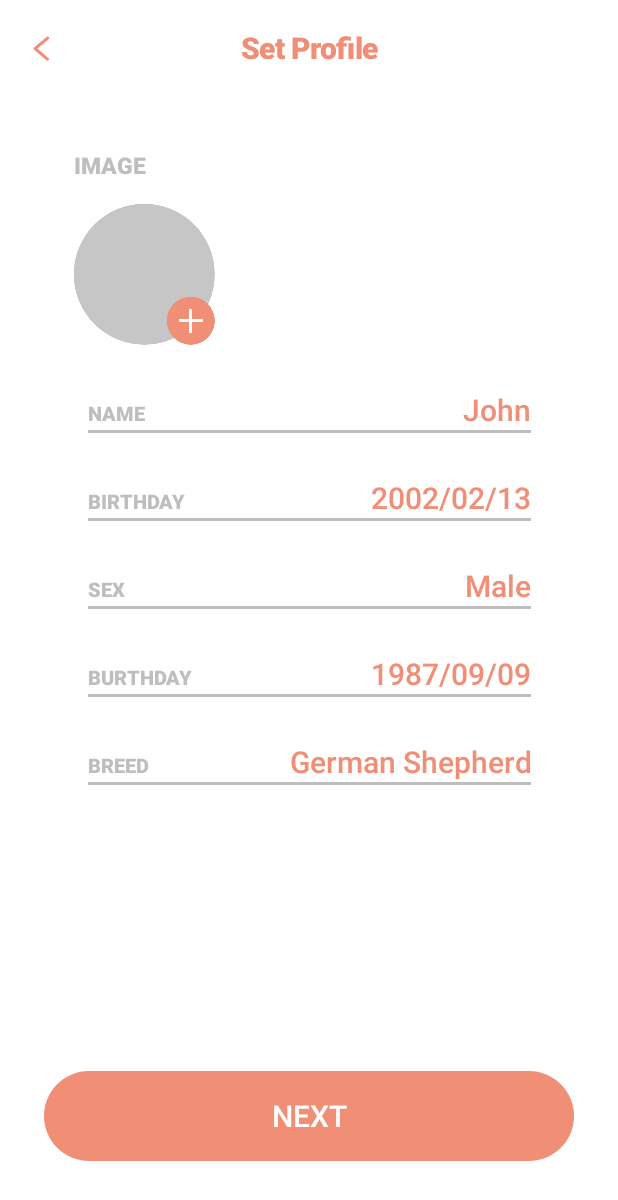
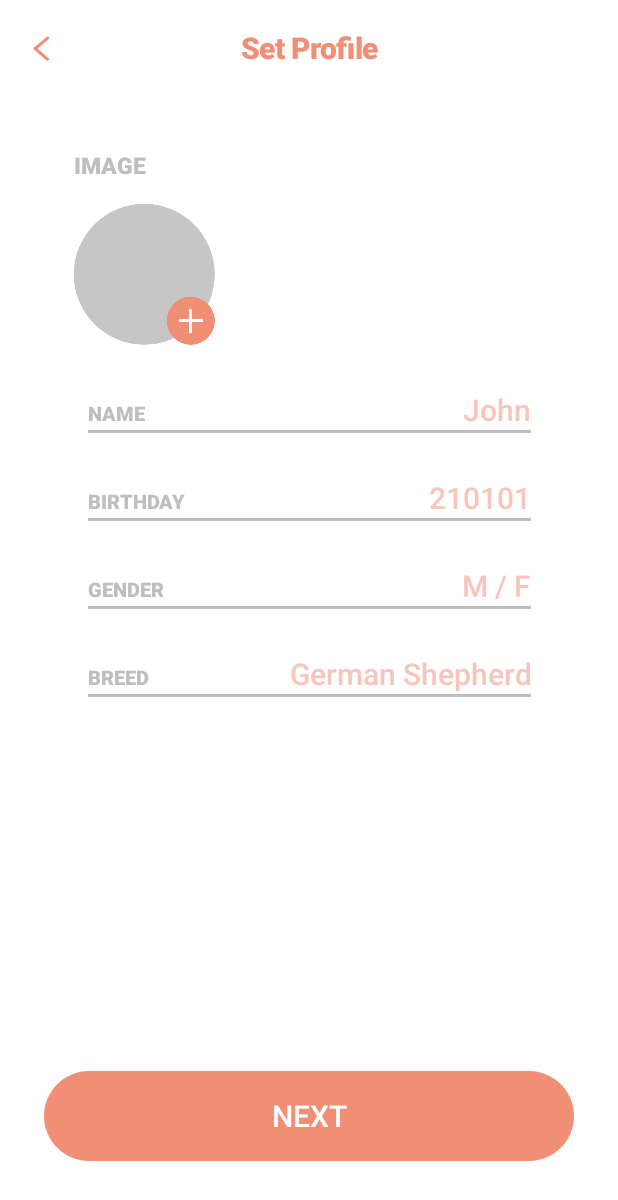
Before and after one commit to StevenHeo/PetCare, an Android app: the ProfileActivity screen opened directly, with no data from a screen before it, on a phone screen of 412 x 824 dp. Shown: the top 1200 px of the screen. Run offline under Robolectric (Android 15) with nearby library versions, the phone set to English and light mode, and no system bars; our stand-ins replace Room's generated code.

Commit message:
Add user's profile input value to Room
- add errorTextView
- check input value

```diff
--- a/app/src/main/java/com/jeongseok/petcare/localdb/Profile.java
+++ b/app/src/main/java/com/jeongseok/petcare/localdb/Profile.java
@@ -13,7 +13,7 @@ public class Profile {
     private String image;
     private String name;
     private Date birthDay;
-    private boolean gender;
+    private boolean gender; // 0: M, 1: F
     private String breed;
 
     public Profile(String image, String name, Date birthDay, boolean gender, String breed) {
--- a/app/src/main/res/layout/activity_add_profile.xml
+++ b/app/src/main/res/layout/activity_add_profile.xml
@@ -100,21 +100,20 @@
                 android:textStyle="bold" />
 
             <EditText
+                android:id="@+id/name_editText1"
+                android:layout_width="wrap_content"
+                android:layout_height="wrap_content"
                 android:layout_weight="8"
                 android:background="@null"
-                android:id="@+id/name_editText"
-                android:layout_width="wrap_content"
-                android:layout_height="wrap_content"
                 android:fontFamily="sans-serif-medium"
                 android:gravity="right"
+                android:hint="John"
+                android:inputType="text"
                 android:lineSpacingExtra="6sp"
                 android:textColor="#f08e76"
+                android:textColorHint="#80F08E76"
                 android:textSize="20sp"
-                android:textStyle="normal"
-                android:hint="John"
-                android:textColorHint="#f08e76"
-                android:inputType="text"
-                />
+                android:textStyle="normal" />
         </LinearLayout>
 
         <ImageView
@@ -137,20 +136,21 @@
                 android:textStyle="bold"/>
 
             <EditText
+                android:maxLength="6"
+                android:id="@+id/birthday_editText"
+                android:layout_width="wrap_content"
+                android:layout_height="wrap_content"
                 android:layout_weight="8"
                 android:background="@null"
-                android:layout_width="wrap_content"
-                android:layout_height="wrap_content"
                 android:fontFamily="sans-serif-medium"
                 android:gravity="end"
+                android:hint="210101"
+                android:inputType="date"
                 android:lineSpacingExtra="6sp"
                 android:textColor="#f08e76"
+                android:textColorHint="#80F08E76"
                 android:textSize="20sp"
-                android:textStyle="normal"
-                android:hint="2002/02/13"
-                android:textColorHint="#f08e76"
-                android:inputType="date"
-                />
+                android:textStyle="normal" />
         </LinearLayout>
         <ImageView
             android:layout_width="wrap_content"
@@ -167,68 +167,33 @@
                 android:layout_height="wrap_content"
                 android:fontFamily="sans-serif-medium"
                 android:lineSpacingExtra="1sp"
-                android:text="SEX"
+                android:text="GENDER"
                 android:textColor="#bebebe"
                 android:textSize="13sp"
-                android:textStyle="bold"
-              />
+                android:textStyle="bold" />
 
             <EditText
+                android:maxLength="1"
+                android:id="@+id/gender_editText"
+                android:layout_width="wrap_content"
+                android:layout_height="wrap_content"
                 android:layout_weight="8"
                 android:background="@null"
-                android:layout_width="wrap_content"
-                android:layout_height="wrap_content"
                 android:fontFamily="sans-serif-medium"
                 android:gravity="end"
+                android:hint="M / F"
+                android:inputType="text"
                 android:lineSpacingExtra="6sp"
                 android:textColor="#f08e76"
+                android:textColorHint="#80F08E76"
                 android:textSize="20sp"
-                android:textStyle="normal"
-                android:hint="Male"
-                android:textColorHint="#f08e76"
-                android:inputType="text"
-                />
+                android:textStyle="normal" />
         </LinearLayout>
         <ImageView
             android:layout_width="wrap_content"
             android:layout_height="wrap_content"
             android:src="@drawable/line_icon" />
-        <LinearLayout
-            android:layout_marginTop="29dp"
-            android:layout_width="match_parent"
-            android:layout_height="wrap_content"
-            android:orientation="horizontal">
-            <TextView
-                android:layout_width="wrap_content"
-                android:layout_height="wrap_content"
-                android:fontFamily="sans-serif-medium"
-                android:lineSpacingExtra="1sp"
-                android:text="BURTHDAY"
-                android:textColor="#bebebe"
-                android:textSize="13sp"
-                android:textStyle="bold"/>
 
-            <EditText
-                android:layout_weight="8"
-                android:background="@null"
-                android:id="@+id/editText"
-                android:layout_width="wrap_content"
-                android:layout_height="wrap_content"
-                android:fontFamily="sans-serif-medium"
-                android:gravity="end"
-                android:lineSpacingExtra="6sp"
-                android:textColor="#f08e76"
-                android:textSize="20sp"
-                android:textStyle="normal"
-                android:hint="1987/09/09"
-                android:textColorHint="#f08e76"
-                android:inputType="date"
-                />
-        </LinearLayout>
-        <ImageView
-            android:layout_width="wrap_content"
-            android:layout_height="wrap_content"
-            android:src="@drawable/line_icon" />
         <LinearLayout
             android:layout_marginTop="29dp"
             android:layout_width="match_parent"
@@ -245,26 +210,41 @@
                 android:textStyle="bold"/>
 
             <EditText
+                android:id="@+id/breed_editText"
+                android:layout_width="wrap_content"
+                android:layout_height="wrap_content"
                 android:layout_weight="8"
                 android:background="@null"
-                android:layout_width="wrap_content"
-                android:layout_height="wrap_content"
                 android:fontFamily="sans-serif-medium"
                 android:gravity="right"
+                android:hint="German Shepherd"
+                android:inputType="text"
                 android:lineSpacingExtra="6sp"
                 android:textColor="#f08e76"
+                android:textColorHint="#80F08E76"
                 android:textSize="20sp"
-                android:textStyle="normal"
-                android:hint="German Shepherd"
-                android:textColorHint="#f08e76"
-                android:inputType="text"
-                />
+                android:textStyle="normal" />
         </LinearLayout>
         <ImageView
             android:layout_width="wrap_content"
             android:layout_height="wrap_content"
             android:src="@drawable/line_icon" />
+
     </LinearLayout>
+
+    <TextView
+        android:id="@+id/errorTextView"
+        android:layout_width="wrap_content"
+        android:layout_height="wrap_content"
+        android:layout_marginBottom="15dp"
+        android:fontFamily="sans-serif-medium"
+        android:lineSpacingExtra="1sp"
+        android:textColor="#FA6F6F"
+        android:textSize="15sp"
+        android:textStyle="bold"
+        app:layout_constraintBottom_toTopOf="@+id/profile_button"
+        app:layout_constraintEnd_toEndOf="parent"
+        app:layout_constraintStart_toStartOf="parent" />
 
     <Button
         android:id="@+id/profile_button"
```
Also changed, not shown: app/src/main/java/com/jeongseok/petcare/ProfileActivity.java (+64 -10 lines).
